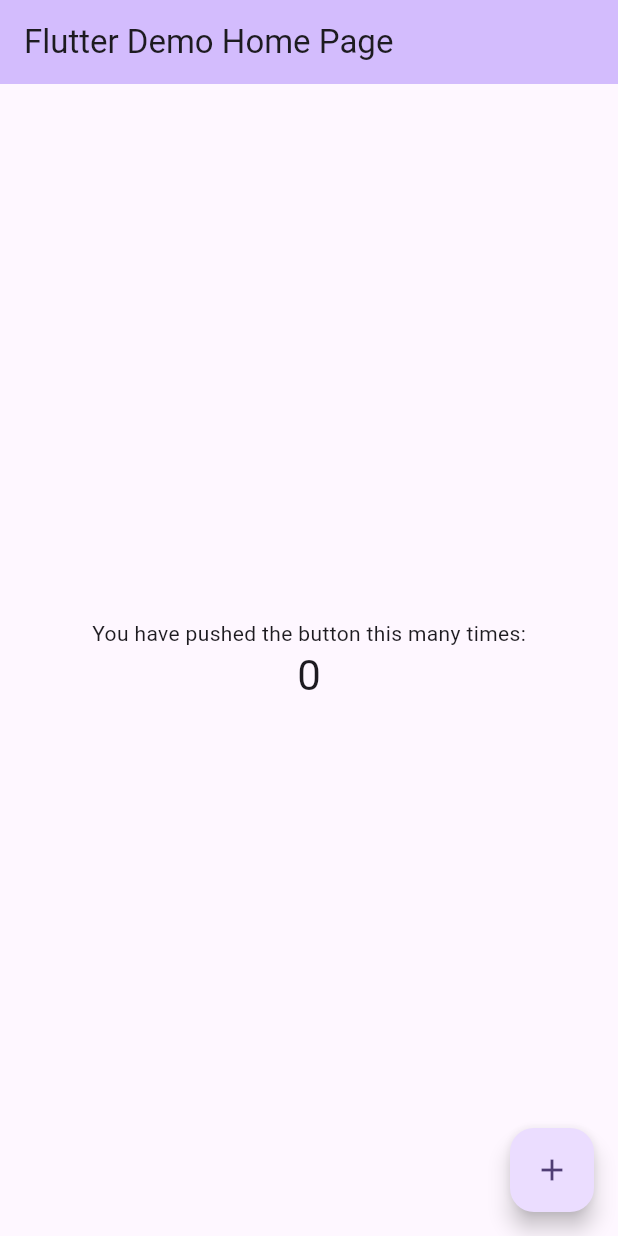
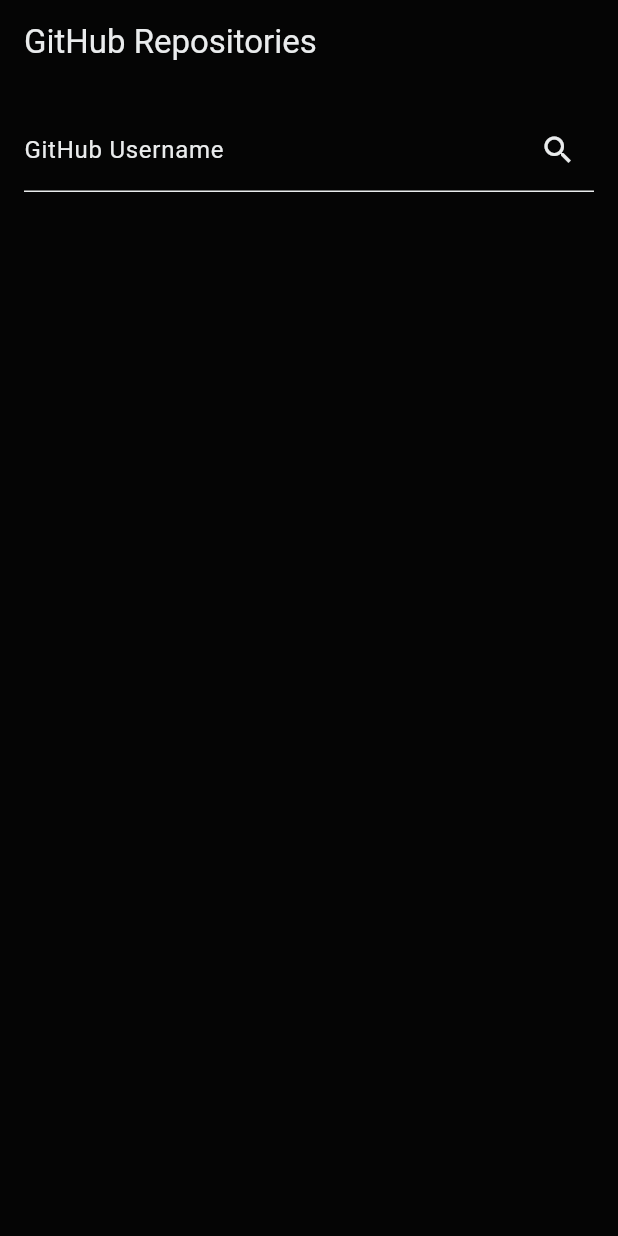
Before and after one commit to DevEssencials/flutter-github-consumo-api, a Flutter app: the screen it shows after launch, on a phone screen of 412 x 824 dp. Run offline on Flutter 3.47's test engine with Material 3 defaults, Android fonts, the phone set to English and light mode, and no system bars.

Commit message:
criando a pege, provider e service

```diff
--- /dev/null
+++ b/lib/controller/repo_provider.dart
@@ -0,0 +1,25 @@
+import 'package:flutter/material.dart';
+import 'package:flutter_github_api/service/http_service.dart';
+
+class RepoProvider with ChangeNotifier {
+  final GitHubService  _service = GitHubService();
+  List<dynamic> _repos = [];
+  bool _isLoading = false;
+
+  List<dynamic> get repos => _repos;
+  bool get isLoading => _isLoading;
+
+  Future<void> fetchRepos(String username) async {
+    _isLoading = true;
+    notifyListeners();
+
+    try {
+      _repos = await _service.fetchUserRepos(username);
+    } catch (e) {
+      print("Error: $e");
+    } finally {
+      _isLoading = false;
+      notifyListeners();
+    }
+  }
+}
--- a/lib/main.dart
+++ b/lib/main.dart
@@ -1,125 +1,15 @@
 import 'package:flutter/material.dart';
+import 'package:flutter_github_api/controller/repo_provider.dart';
+import 'package:flutter_github_api/pages/home_page.dart';
+import 'package:provider/provider.dart';
 
 void main() {
-  runApp(const MyApp());
+  runApp(
+    MultiProvider(
+      providers: [
+        ChangeNotifierProvider(create: (_) => RepoProvider()),
+      ],
+      child: MyApp(),
+    ),
+  );
 }
-
-class MyApp extends StatelessWidget {
-  const MyApp({super.key});
-
-  // This widget is the root of your application.
-  @override
-  Widget build(BuildContext context) {
-    return MaterialApp(
-      title: 'Flutter Demo',
-      theme: ThemeData(
-        // This is the theme of your application.
-        //
-        // TRY THIS: Try running your application with "flutter run". You'll see
-        // the application has a purple toolbar. Then, without quitting the app,
-        // try changing the seedColor in the colorScheme below to Colors.green
-        // and then invoke "hot reload" (save your changes or press the "hot
-        // reload" button in a Flutter-supported IDE, or press "r" if you used
-        // the command line to start the app).
-        //
-        // Notice that the counter didn't reset back to zero; the application
-        // state is not lost during the reload. To reset the state, use hot
-        // restart instead.
-        //
-        // This works for code too, not just values: Most code changes can be
-        // tested with just a hot reload.
-        colorScheme: ColorScheme.fromSeed(seedColor: Colors.deepPurple),
-        useMaterial3: true,
-      ),
-      home: const MyHomePage(title: 'Flutter Demo Home Page'),
-    );
-  }
-}
-
-class MyHomePage extends StatefulWidget {
-  const MyHomePage({super.key, required this.title});
-
-  // This widget is the home page of your application. It is stateful, meaning
-  // that it has a State object (defined below) that contains fields that affect
-  // how it looks.
-
-  // This class is the configuration for the state. It holds the values (in this
-  // case the title) provided by the parent (in this case the App widget) and
-  // used by the build method of the State. Fields in a Widget subclass are
-  // always marked "final".
-
-  final String title;
-
-  @override
-  State<MyHomePage> createState() => _MyHomePageState();
-}
-
-class _MyHomePageState extends State<MyHomePage> {
-  int _counter = 0;
-
-  void _incrementCounter() {
-    setState(() {
-      // This call to setState tells the Flutter framework that something has
-      // changed in this State, which causes it to rerun the build method below
-      // so that the display can reflect the updated values. If we changed
-      // _counter without calling setState(), then the build method would not be
-      // called again, and so nothing would appear to happen.
-      _counter++;
-    });
-  }
-
-  @override
-  Widget build(BuildContext context) {
-    // This method is rerun every time setState is called, for instance as done
-    // by the _incrementCounter method above.
-    //
-    // The Flutter framework has been optimized to make rerunning build methods
-    // fast, so that you can just rebuild anything that needs updating rather
-    // than having to individually change instances of widgets.
-    return Scaffold(
-      appBar: AppBar(
-        // TRY THIS: Try changing the color here to a specific color (to
-        // Colors.amber, perhaps?) and trigger a hot reload to see the AppBar
-        // change color while the other colors stay the same.
-        backgroundColor: Theme.of(context).colorScheme.inversePrimary,
-        // Here we take the value from the MyHomePage object that was created by
-        // the App.build method, and use it to set our appbar title.
-        title: Text(widget.title),
-      ),
-      body: Center(
-        // Center is a layout widget. It takes a single child and positions it
-        // in the middle of the parent.
-        child: Column(
-          // Column is also a layout widget. It takes a list of children and
-          // arranges them vertically. By default, it sizes itself to fit its
-          // children horizontally, and tries to be as tall as its parent.
-          //
-          // Column has various properties to control how it sizes itself and
-          // how it positions its children. Here we use mainAxisAlignment to
-          // center the children vertically; the main axis here is the vertical
-          // axis because Columns are vertical (the cross axis would be
-          // horizontal).
-          //
-          // TRY THIS: Invoke "debug painting" (choose the "Toggle Debug Paint"
-          // action in the IDE, or press "p" in the console), to see the
-          // wireframe for each widget.
-          mainAxisAlignment: MainAxisAlignment.center,
-          children: <Widget>[
-            const Text(
-              'You have pushed the button this many times:',
-            ),
-            Text(
-              '$_counter',
-              style: Theme.of(context).textTheme.headlineMedium,
-            ),
-          ],
-        ),
-      ),
-      floatingActionButton: FloatingActionButton(
-        onPressed: _incrementCounter,
-        tooltip: 'Increment',
-        child: const Icon(Icons.add),
-      ), // This trailing comma makes auto-formatting nicer for build methods.
-    );
-  }
-}
--- /dev/null
+++ b/lib/pages/home_page.dart
@@ -0,0 +1,87 @@
+import 'package:flutter/material.dart';
+import 'package:flutter_github_api/controller/repo_provider.dart';
+import 'package:provider/provider.dart';
+
+class MyApp extends StatelessWidget {
+  @override
+  Widget build(BuildContext context) {
+    return MaterialApp(
+      title: 'GitHub Repositories',
+      theme: ThemeData(
+        primarySwatch: Colors.blue,
+        colorScheme: const ColorScheme(
+          brightness: Brightness.dark,
+          primary: Colors.white,
+          onPrimary: Colors.white,
+          secondary: Colors.black,
+          onSecondary: Colors.lightBlueAccent,
+          error: Colors.red,
+          onError: Colors.redAccent,
+          surface: Color.fromARGB(255, 5, 5, 5),
+          onSurface: Color.fromARGB(255, 234, 236, 237)
+          ),
+      ),
+      home: RepoPage(),
+      debugShowCheckedModeBanner: false,
+    );
+  }
+}
+
+class RepoPage extends StatelessWidget {
+  final TextEditingController _controller = TextEditingController();
+
+  RepoPage({super.key});
+
+  @override
+  Widget build(BuildContext context) {
+    final repoProvider = Provider.of<RepoProvider>(context);
+
+    return Scaffold(
+      appBar: AppBar(title: const Text('GitHub Repositories')),
+      body: Column(
+        children: [
+          Padding(
+            padding: const EdgeInsets.all(16.0),
+            child: TextFormField(
+              onFieldSubmitted: (_) => repoProvider.fetchRepos(_controller.text.trim()),
+              controller: _controller,
+              decoration: InputDecoration(
+                labelText: 'GitHub Username',
+                suffixIcon: IconButton(
+                  icon:const Icon(Icons.search),
+                  onPressed: () {
+                    repoProvider.fetchRepos(_controller.text.trim());
+                  },
+                ),
+              ),
+              validator: (String? value) {
+                if(value!.contains(" ")){
+                  return "Insira o nome sem espaço";
+                }else{
+                  return null;
+                }
+              },
+            ),
+          ),
+          if (repoProvider.isLoading)
+            const Center(child: CircularProgressIndicator())
+          else
+            Expanded(
+              child: ListView.builder(
+                itemCount: repoProvider.repos.length,
+                itemBuilder: (context, index) {
+                  final repo = repoProvider.repos[index];
+                  return ListTile(
+                    title: Text(repo['name']),
+                    subtitle: Text(repo['description'] ?? 'No description'),
+                    trailing: const Icon(Icons.code),
+                    onTap: () => print(repo['html_url']),
+                  );
+                },
+              ),
+            ),
+        ],
+      ),
+    );
+  }
+}
--- /dev/null
+++ b/lib/service/http_service.dart
@@ -0,0 +1,17 @@
+import 'dart:convert';
+import 'package:http/http.dart' as http;
+
+class GitHubService {
+  final String baseUrl = "https://api.github.com";
+
+  Future<List<dynamic>> fetchUserRepos(String username) async {
+    final url = Uri.parse('$baseUrl/users/$username/repos');
+    final response = await http.get(url);
+
+    if (response.statusCode == 200) {
+      return jsonDecode(response.body);
+    } else {
+      throw Exception('Failed to fetch repositories');
+    }
+  }
+}
--- a/pubspec.yaml
+++ b/pubspec.yaml
@@ -35,6 +35,8 @@ dependencies:
   # The following adds the Cupertino Icons font to your application.
   # Use with the CupertinoIcons class for iOS style icons.
   cupertino_icons: ^1.0.8
+  http: ^1.0.0
+  provider: ^6.1.0
 
 dev_dependencies:
   flutter_test:
@@ -46,8 +48,7 @@ dev_dependencies:
   # package. See that file for information about deactivating specific lint
   # rules and activating additional ones.
   flutter_lints: ^4.0.0
-  http: ^1.0.0
-  provider: ^6.1.0
+
 
 # For information on the generic Dart part of this file, see the
 # following page: https://dart.dev/tools/pub/pubspec
```
Also changed, not shown: pubspec.lock, 1 other file.
